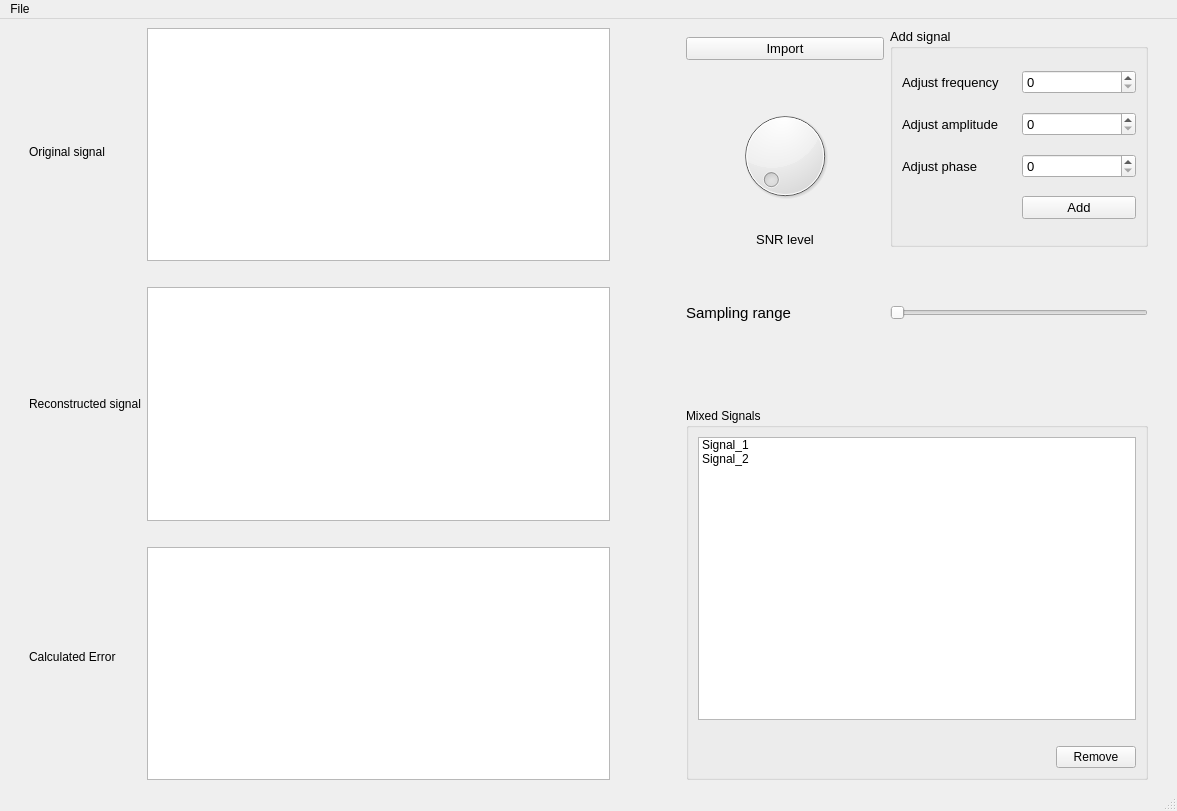
Qt form sampling_studio.ui (SaraElsaggan/sampling_studio_DSP) before a commit.
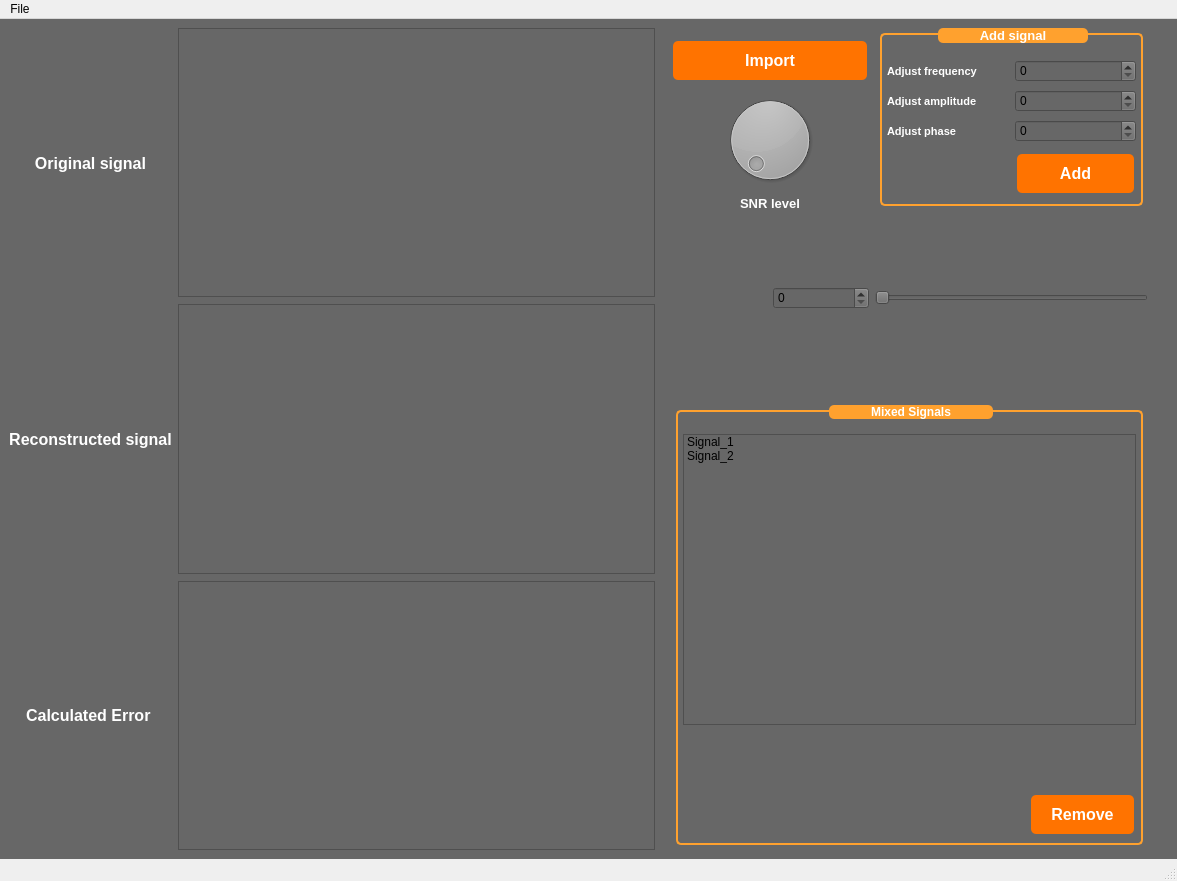
The same form after that commit. Custom widgets are drawn as their Qt base class.

The edit to the form file:
```diff
--- a/sampling_studio.ui
+++ b/sampling_studio.ui
@@ -7,41 +7,87 @@
     <x>0</x>
     <y>0</y>
     <width>1177</width>
-    <height>811</height>
+    <height>881</height>
    </rect>
   </property>
   <property name="windowTitle">
    <string>MainWindow</string>
   </property>
+  <property name="styleSheet">
+   <string notr="true">QPushButton {
+  background-color: #FF7300;
+  color: white;
+  border: none;
+  padding: 10px 20px;
+  text-align: center;
+  text-decoration: none;
+  font-size: 16px;
+  margin: 4px 2px;
+  cursor: pointer;
+  border-radius: 5px;
+}
+
+QPushButton:hover {
+  background-color: #192639;
+  color: #eee;
+}
+
+</string>
+  </property>
   <widget class="QWidget" name="centralwidget">
+   <property name="styleSheet">
+    <string notr="true">
+background-color: #676767;
+
+</string>
+   </property>
    <layout class="QGridLayout" name="gridLayout_3">
-    <item row="1" column="1">
+    <item row="1" column="0">
      <widget class="QLabel" name="label_2">
+      <property name="font">
+       <font>
+        <pointsize>12</pointsize>
+        <bold>true</bold>
+       </font>
+      </property>
+      <property name="styleSheet">
+       <string notr="true">QLabel {
+    color: white;
+}</string>
+      </property>
       <property name="text">
        <string>Reconstructed signal</string>
       </property>
+      <property name="alignment">
+       <set>Qt::AlignCenter</set>
+      </property>
      </widget>
     </item>
-    <item row="0" column="5">
-     <spacer name="horizontalSpacer_3">
-      <property name="orientation">
-       <enum>Qt::Horizontal</enum>
+    <item row="2" column="0">
+     <widget class="QLabel" name="label_3">
+      <property name="font">
+       <font>
+        <pointsize>12</pointsize>
+        <bold>true</bold>
+       </font>
       </property>
-      <property name="sizeType">
-       <enum>QSizePolicy::Fixed</enum>
+      <property name="styleSheet">
+       <string notr="true">QLabel {
+    color: white;
+}</string>
       </property>
-      <property name="sizeHint" stdset="0">
-       <size>
-        <width>20</width>
-        <height>20</height>
-       </size>
+      <property name="text">
+       <string>Calculated Error </string>
       </property>
-     </spacer>
+      <property name="alignment">
+       <set>Qt::AlignCenter</set>
+      </property>
+     </widget>
     </item>
-    <item row="0" column="4" rowspan="3">
+    <item row="0" column="3" rowspan="3">
      <layout class="QGridLayout" name="gridLayout_2">
-      <item row="3" column="0">
-       <spacer name="verticalSpacer_5">
+      <item row="1" column="1">
+       <spacer name="verticalSpacer_7">
         <property name="orientation">
          <enum>Qt::Vertical</enum>
         </property>
@@ -50,37 +96,45 @@
         </property>
         <property name="sizeHint" stdset="0">
          <size>
-          <width>198</width>
-          <height>80</height>
+          <width>20</width>
+          <height>70</height>
          </size>
         </property>
        </spacer>
       </item>
       <item row="0" column="0">
        <layout class="QGridLayout" name="gridLayout">
-        <item row="2" column="0">
-         <spacer name="verticalSpacer_4">
-          <property name="orientation">
-           <enum>Qt::Vertical</enum>
+        <item row="1" column="0">
+         <widget class="QPushButton" name="pushButton">
+          <property name="font">
+           <font>
+            <pointsize>-1</pointsize>
+            <bold>true</bold>
+            <underline>false</underline>
+            <strikeout>false</strikeout>
+           </font>
           </property>
-          <property name="sizeType">
-           <enum>QSizePolicy::Minimum</enum>
+          <property name="styleSheet">
+           <string notr="true">background-color: #FF7300;</string>
           </property>
-          <property name="sizeHint" stdset="0">
-           <size>
-            <width>20</width>
-            <height>40</height>
-           </size>
+          <property name="text">
+           <string>Import</string>
           </property>
-         </spacer>
+         </widget>
         </item>
-        <item row="5" column="0">
+        <item row="3" column="0">
          <widget class="QLabel" name="label_7">
           <property name="font">
            <font>
             <pointsize>10</pointsize>
+            <bold>true</bold>
            </font>
           </property>
+          <property name="styleSheet">
+           <string notr="true">QLabel {
+    color: white;
+}</string>
+          </property>
           <property name="text">
            <string>SNR level</string>
           </property>
@@ -89,37 +143,6 @@
           </property>
          </widget>
         </item>
-        <item row="4" column="0">
-         <spacer name="verticalSpacer_3">
-          <property name="orientation">
-           <enum>Qt::Vertical</enum>
-          </property>
-          <property name="sizeType">
-           <enum>QSizePolicy::Minimum</enum>
-          </property>
-          <property name="sizeHint" stdset="0">
-           <size>
-            <width>20</width>
-            <height>20</height>
-           </size>
-          </property>
-         </spacer>
-        </item>
-        <item row="3" column="0">
-         <widget class="QDial" name="dial"/>
-        </item>
-        <item row="1" column="0">
-         <widget class="QPushButton" name="pushButton">
-          <property name="font">
-           <font>
-            <pointsize>10</pointsize>
-           </font>
-          </property>
-          <property name="text">
-           <string>Import</string>
-          </property>
-         </widget>
-        </item>
         <item row="0" column="0">
          <spacer name="verticalSpacer_6">
           <property name="orientation">
@@ -136,26 +159,152 @@
           </property>
          </spacer>
         </item>
+        <item row="2" column="0">
+         <widget class="QDial" name="dial"/>
+        </item>
        </layout>
       </item>
-      <item row="2" column="1">
-       <widget class="QSlider" name="horizontalSlider">
-        <property name="sizePolicy">
-         <sizepolicy hsizetype="Expanding" vsizetype="Fixed">
-          <horstretch>50</horstretch>
-          <verstretch>0</verstretch>
-         </sizepolicy>
-        </property>
+      <item row="4" column="0" colspan="2">
+       <widget class="QGroupBox" name="groupBox_2">
         <property name="font">
          <font>
-          <pointsize>10</pointsize>
+          <bold>true</bold>
          </font>
         </property>
-        <property name="orientation">
-         <enum>Qt::Horizontal</enum>
+        <property name="styleSheet">
+         <string notr="true">QGroupBox {
+    border: 2px solid;
+	border-color: rgb(255, 161, 46);
+  border-radius: 5px;
+    color: #333333;
+    padding: 10px;
+    margin: 5px;
+}
+
+QGroupBox::title {
+ subcontrol-position: top center;
+  background-color:  rgb(255, 161, 46);
+    subcontrol-origin: margin;
+ color:rgb(255, 255, 255);
+    font: 14pt &quot;Arial&quot;;
+border-radius: 5px;
+padding-left: 40px;
+    padding-right: 40px;
+
+}
+QLabel {
+    color: white;
+}</string>
         </property>
+        <property name="title">
+         <string>Mixed Signals</string>
+        </property>
+        <layout class="QGridLayout" name="gridLayout_5">
+         <item row="2" column="1">
+          <widget class="QPushButton" name="pushButton_3">
+           <property name="font">
+            <font>
+             <pointsize>-1</pointsize>
+             <bold>true</bold>
+             <underline>false</underline>
+             <strikeout>false</strikeout>
+            </font>
+           </property>
+           <property name="styleSheet">
+            <string notr="true">background-color: #FF7300;</string>
+           </property>
+           <property name="text">
+            <string>Remove</string>
+           </property>
+          </widget>
+         </item>
+         <item row="0" column="0" colspan="2">
+          <widget class="QListWidget" name="listWidget">
+           <item>
+            <property name="text">
+             <string>Signal_1</string>
+            </property>
+           </item>
+           <item>
+            <property name="text">
+             <string>Signal_2</string>
+            </property>
+           </item>
+          </widget>
+         </item>
+         <item row="1" column="1">
+          <spacer name="verticalSpacer_8">
+           <property name="orientation">
+            <enum>Qt::Vertical</enum>
+           </property>
+           <property name="sizeType">
+            <enum>QSizePolicy::Fixed</enum>
+           </property>
+           <property name="sizeHint" stdset="0">
+            <size>
+             <width>20</width>
+             <height>60</height>
+            </size>
+           </property>
+          </spacer>
+         </item>
+         <item row="2" column="0">
+          <spacer name="horizontalSpacer_5">
+           <property name="orientation">
+            <enum>Qt::Horizontal</enum>
+           </property>
+           <property name="sizeHint" stdset="0">
+            <size>
+             <width>40</width>
+             <height>20</height>
+            </size>
+           </property>
+          </spacer>
+         </item>
+        </layout>
        </widget>
       </item>
+      <item row="2" column="0">
+       <layout class="QHBoxLayout" name="horizontalLayout">
+        <item>
+         <widget class="QLabel" name="label_4">
+          <property name="font">
+           <font>
+            <pointsize>11</pointsize>
+            <bold>true</bold>
+           </font>
+          </property>
+          <property name="styleSheet">
+           <string notr="true">QLabel {
+    color: white;
+}</string>
+          </property>
+          <property name="text">
+           <string/>
+          </property>
+         </widget>
+        </item>
+        <item>
+         <widget class="QSpinBox" name="spinBox_4"/>
+        </item>
+       </layout>
+      </item>
+      <item row="3" column="0">
+       <spacer name="verticalSpacer_5">
+        <property name="orientation">
+         <enum>Qt::Vertical</enum>
+        </property>
+        <property name="sizeType">
+         <enum>QSizePolicy::Fixed</enum>
+        </property>
+        <property name="sizeHint" stdset="0">
+         <size>
+          <width>198</width>
+          <height>90</height>
+         </size>
+        </property>
+       </spacer>
+      </item>
       <item row="0" column="1">
        <widget class="QGroupBox" name="groupBox">
         <property name="enabled">
@@ -176,14 +325,50 @@
         <property name="font">
          <font>
           <pointsize>10</pointsize>
+          <bold>true</bold>
          </font>
         </property>
+        <property name="styleSheet">
+         <string notr="true">QGroupBox {
+    border: 2px solid;
+	border-color: rgb(255, 161, 46);
+  border-radius: 5px;
+    color: #333333;
+    padding: 10px;
+    margin: 5px;
+}
+
+QGroupBox::title {
+ subcontrol-position: top center;
+  background-color:  rgb(255, 161, 46);
+    subcontrol-origin: margin;
+ color:rgb(255, 255, 255);
+    font: 14pt &quot;Arial&quot;;
+border-radius: 5px;
+padding-left: 40px;
+    padding-right: 40px;
+
+}
+QLabel {
+    color: white;
+}
+</string>
+        </property>
         <property name="title">
          <string>Add signal</string>
         </property>
         <layout class="QGridLayout" name="gridLayout_4">
          <item row="0" column="0">
           <widget class="QLabel" name="label_5">
+           <property name="font">
+            <font>
+             <pointsize>8</pointsize>
+             <bold>true</bold>
+            </font>
+           </property>
+           <property name="styleSheet">
+            <string notr="true"/>
+           </property>
            <property name="text">
             <string>Adjust frequency</string>
            </property>
@@ -194,6 +379,12 @@
          </item>
          <item row="1" column="0">
           <widget class="QLabel" name="label_6">
+           <property name="font">
+            <font>
+             <pointsize>8</pointsize>
+             <bold>true</bold>
+            </font>
+           </property>
            <property name="text">
             <string>Adjust amplitude</string>
            </property>
@@ -204,6 +395,12 @@
          </item>
          <item row="2" column="0">
           <widget class="QLabel" name="label_8">
+           <property name="font">
+            <font>
+             <pointsize>8</pointsize>
+             <bold>true</bold>
+            </font>
+           </property>
            <property name="text">
             <string>Adjust phase</string>
            </property>
@@ -214,6 +411,17 @@
          </item>
          <item row="3" column="1">
           <widget class="QPushButton" name="pushButton_2">
+           <property name="font">
+            <font>
+             <pointsize>-1</pointsize>
+             <bold>true</bold>
+             <underline>false</underline>
+             <strikeout>false</strikeout>
+            </font>
+           </property>
+           <property name="styleSheet">
+            <string notr="true">background-color: #FF7300;</string>
+           </property>
            <property name="text">
             <string>Add</string>
            </property>
@@ -222,119 +430,70 @@
         </layout>
        </widget>
       </item>
-      <item row="2" column="0">
-       <layout class="QHBoxLayout" name="horizontalLayout">
-        <item>
-         <widget class="QLabel" name="label_4">
-          <property name="font">
-           <font>
-            <pointsize>11</pointsize>
-           </font>
-          </property>
-          <property name="text">
-           <string>Sampling range</string>
-          </property>
-         </widget>
-        </item>
-        <item>
-         <spacer name="horizontalSpacer">
-          <property name="orientation">
-           <enum>Qt::Horizontal</enum>
-          </property>
-          <property name="sizeType">
-           <enum>QSizePolicy::Minimum</enum>
-          </property>
-          <property name="sizeHint" stdset="0">
-           <size>
-            <width>50</width>
-            <height>19</height>
-           </size>
-          </property>
-         </spacer>
-        </item>
-       </layout>
-      </item>
-      <item row="4" column="0" colspan="2">
-       <widget class="QGroupBox" name="groupBox_2">
-        <property name="title">
-         <string>Mixed Signals</string>
+      <item row="2" column="1">
+       <widget class="QSlider" name="horizontalSlider">
+        <property name="sizePolicy">
+         <sizepolicy hsizetype="Expanding" vsizetype="Fixed">
+          <horstretch>50</horstretch>
+          <verstretch>0</verstretch>
+         </sizepolicy>
         </property>
-        <layout class="QGridLayout" name="gridLayout_5">
-         <item row="2" column="1">
-          <widget class="QPushButton" name="pushButton_3">
-           <property name="text">
-            <string>Remove</string>
-           </property>
-          </widget>
-         </item>
-         <item row="0" column="0" colspan="2">
-          <widget class="QListWidget" name="listWidget">
-           <item>
-            <property name="text">
-             <string>Signal_1</string>
-            </property>
-           </item>
-           <item>
-            <property name="text">
-             <string>Signal_2</string>
-            </property>
-           </item>
-          </widget>
-         </item>
-         <item row="1" column="1">
-          <spacer name="verticalSpacer_8">
-           <property name="orientation">
-            <enum>Qt::Vertical</enum>
-           </property>
-           <property name="sizeType">
-            <enum>QSizePolicy::Fixed</enum>
-           </property>
-           <property name="sizeHint" stdset="0">
-            <size>
-             <width>20</width>
-             <height>20</height>
-            </size>
-           </property>
-          </spacer>
-         </item>
-         <item row="2" column="0">
-          <spacer name="horizontalSpacer_5">
-           <property name="orientation">
-            <enum>Qt::Horizontal</enum>
-           </property>
-           <property name="sizeHint" stdset="0">
-            <size>
-             <width>40</width>
-             <height>20</height>
-            </size>
-           </property>
-          </spacer>
-         </item>
-        </layout>
-       </widget>
-      </item>
-      <item row="1" column="1">
-       <spacer name="verticalSpacer_7">
+        <property name="font">
+         <font>
+          <pointsize>10</pointsize>
+         </font>
+        </property>
+        <property name="styleSheet">
+         <string notr="true">QSlider {
+    border: 1px solid #000;
+    background: #EEE;
+border-radius:5px;
+
+}
+QSlider::handle {
+    background: rgb(255, 161, 46);
+    border: 1px solid #000;
+    width: 10px;
+
+   
+}
+QSlider::groove {
+    background: #CCC;'
+
+}
+</string>
+        </property>
         <property name="orientation">
-         <enum>Qt::Vertical</enum>
+         <enum>Qt::Horizontal</enum>
         </property>
-        <property name="sizeType">
-         <enum>QSizePolicy::Fixed</enum>
-        </property>
-        <property name="sizeHint" stdset="0">
-         <size>
-          <width>20</width>
-          <height>50</height>
-         </size>
-        </property>
-       </spacer>
+       </widget>
       </item>
      </layout>
     </item>
-    <item row="0" column="2" rowspan="3">
+    <item row="0" column="2">
+     <spacer name="horizontalSpacer_2">
+      <property name="orientation">
+       <enum>Qt::Horizontal</enum>
+      </property>
+      <property name="sizeType">
+       <enum>QSizePolicy::Fixed</enum>
+      </property>
+      <property name="sizeHint" stdset="0">
+       <size>
+        <width>10</width>
+        <height>20</height>
+       </size>
+      </property>
+     </spacer>
+    </item>
+    <item row="0" column="1" rowspan="3">
      <layout class="QVBoxLayout" name="verticalLayout">
       <item>
-       <widget class="PlotWidget" name="graphicsView_2"/>
+       <widget class="PlotWidget" name="graphicsView_2">
+        <property name="styleSheet">
+         <string notr="true"/>
+        </property>
+       </widget>
       </item>
       <item>
        <spacer name="verticalSpacer">
@@ -347,13 +506,34 @@
         <property name="sizeHint" stdset="0">
          <size>
           <width>20</width>
-          <height>20</height>
+          <height>1</height>
          </size>
         </property>
        </spacer>
       </item>
       <item>
-       <widget class="PlotWidget" name="graphicsView"/>
+       <widget class="PlotWidget" name="graphicsView">
+        <property name="styleSheet">
+         <string notr="true">QPlotGraph {
+  background-color: #3498db;
+  color: white;
+  border: none;
+  padding: 10px 20px;
+  text-align: center;
+  text-decoration: none;
+  font-size: 16px;
+  margin: 4px 2px;
+  cursor: pointer;
+  border-radius: 5px;
+}
+
+QPlotGraph:hover {
+  background-color: #192639;
+  color: #eee;
+}
+</string>
+        </property>
+       </widget>
       </item>
       <item>
        <spacer name="verticalSpacer_2">
@@ -366,7 +546,7 @@
         <property name="sizeHint" stdset="0">
          <size>
           <width>20</width>
-          <height>20</height>
+          <height>1</height>
          </size>
         </property>
        </spacer>
@@ -376,52 +556,43 @@
       </item>
      </layout>
     </item>
-    <item row="0" column="1">
+    <item row="0" column="4">
+     <spacer name="horizontalSpacer_3">
+      <property name="orientation">
+       <enum>Qt::Horizontal</enum>
+      </property>
+      <property name="sizeType">
+       <enum>QSizePolicy::Fixed</enum>
+      </property>
+      <property name="sizeHint" stdset="0">
+       <size>
+        <width>20</width>
+        <height>20</height>
+       </size>
+      </property>
+     </spacer>
+    </item>
+    <item row="0" column="0">
      <widget class="QLabel" name="label">
+      <property name="font">
+       <font>
+        <pointsize>12</pointsize>
+        <bold>true</bold>
+       </font>
+      </property>
+      <property name="styleSheet">
+       <string notr="true">QLabel {
+    color: white;
+}</string>
+      </property>
       <property name="text">
        <string>Original signal</string>
       </property>
-     </widget>
-    </item>
-    <item row="0" column="3">
-     <spacer name="horizontalSpacer_2">
-      <property name="orientation">
-       <enum>Qt::Horizontal</enum>
+      <property name="alignment">
+       <set>Qt::AlignCenter</set>
       </property>
-      <property name="sizeType">
-       <enum>QSizePolicy::Fixed</enum>
-      </property>
-      <property name="sizeHint" stdset="0">
-       <size>
-        <width>70</width>
-        <height>20</height>
-       </size>
-      </property>
-     </spacer>
-    </item>
-    <item row="2" column="1">
-     <widget class="QLabel" name="label_3">
-      <property name="text">
-       <string>Calculated Error </string>
-      </property>
      </widget>
     </item>
-    <item row="0" column="0">
-     <spacer name="horizontalSpacer_4">
-      <property name="orientation">
-       <enum>Qt::Horizontal</enum>
-      </property>
-      <property name="sizeType">
-       <enum>QSizePolicy::Fixed</enum>
-      </property>
-      <property name="sizeHint" stdset="0">
-       <size>
-        <width>20</width>
-        <height>20</height>
-       </size>
-      </property>
-     </spacer>
-    </item>
    </layout>
   </widget>
   <widget class="QMenuBar" name="menubar">
@@ -430,7 +601,7 @@
      <x>0</x>
      <y>0</y>
      <width>1177</width>
-     <height>21</height>
+     <height>26</height>
     </rect>
    </property>
    <widget class="QMenu" name="menuFile">
```
